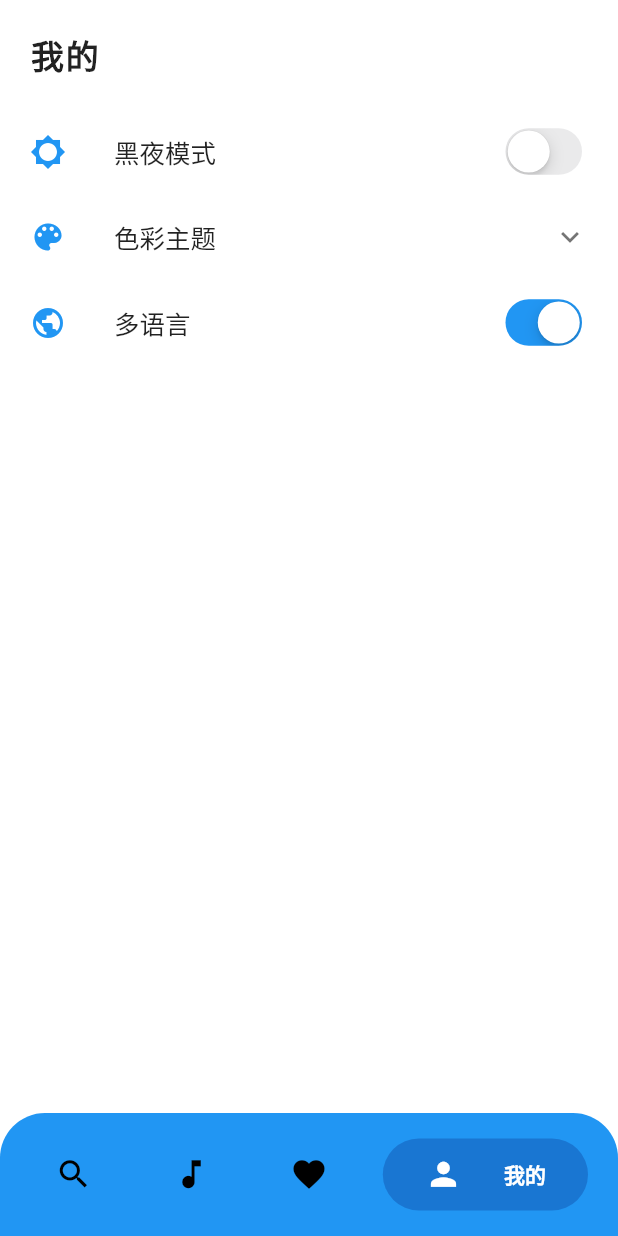
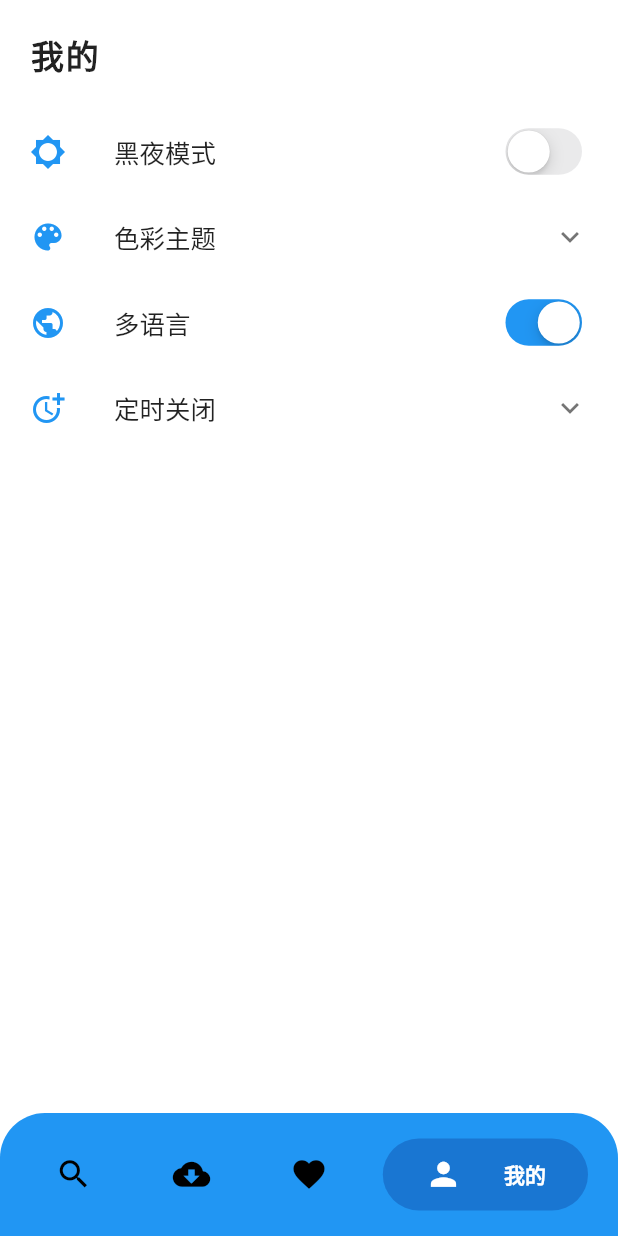
Before and after one commit to jycoast/pure_music, a Flutter app: the screen it shows after launch, swiped to page 4, on a phone screen of 412 x 824 dp. Run offline on Flutter 3.47's test engine with Material 2 defaults, Android fonts, the phone set to English and light mode, and no system bars; drawn by our look-alikes of bubble_bottom_bar, pull_to_refresh; our stand-ins replace audioplayers, cached_network_image, dio, font_awesome_flutter, localstorage, oktoast and 3 more; network calls fail; Roboto replaces fonts that are missing (system).

Commit message:
feature:增加定时关闭的功能

```diff
--- a/lib/config/apis/http_request.dart
+++ b/lib/config/apis/http_request.dart
@@ -5,6 +5,7 @@ import 'package:http/http.dart' as http;
 
 typedef RequestCallBack = void Function(Map data);
 
+/// 暂时没有用到
 class HttpRequest {
   static requestGET (
       String authority, String unencodedPath, RequestCallBack callBack,
--- a/lib/model/download_model.dart
+++ b/lib/model/download_model.dart
@@ -24,7 +24,7 @@ class DownloadListModel extends ViewStateListModel<Song> {
     await localStorage.ready;
     List<Song> downloadList =
         (localStorage.getItem(kDownloadList) ?? []).map<Song>((item) {
-      return Song.fromJsonMap(item);
+      return Song.fromJsonMap2(item);
     }).toList();
     downloadModel.setDownloads(downloadList);
     setIdle();
@@ -58,7 +58,6 @@ class DownloadModel with ChangeNotifier {
     final dir = await getApplicationDocumentsDirectory();
     setDirectoryPath(dir.path);
     final file = File('${dir.path}/${s.songid}.mp3');
-
     if (await file.exists()) {
       return;
     }
--- a/lib/model/favorite_model.dart
+++ b/lib/model/favorite_model.dart
@@ -17,7 +17,7 @@ class FavoriteListModel extends ViewStateListModel<Song> {
     await localStorage.ready;
     List<Song> favoriteList =
         (localStorage.getItem(kFavoriteList) ?? []).map<Song>((item) {
-      return Song.fromJsonMap(item);
+      return Song.fromJsonMap2(item);
     }).toList();
     favoriteModel.setFavorites(favoriteList);
     setIdle();
--- a/lib/model/song_model.dart
+++ b/lib/model/song_model.dart
@@ -1,8 +1,8 @@
 import 'dart:math';
 import 'package:audioplayers/audioplayers.dart';
 import 'package:flutter/material.dart';
+import 'package:flutter_music_app/config/apis/api.dart';
 import 'package:flutter_music_app/provider/view_state_refresh_list_model.dart';
-import 'package:flutter_music_app/service/base_repository.dart';
 
 class SongListModel extends ViewStateRefreshListModel<Song> {
   final String input;
@@ -11,7 +11,7 @@ class SongListModel extends ViewStateRefreshListModel<Song> {
 
   @override
   Future<List<Song>> loadData({int pageNum}) async {
-    return await BaseRepository.fetchSongList(input, pageNum);
+    return API.searchBykeyWord(input, pn: 1);
   }
 }
 
@@ -159,4 +159,14 @@ class Song {
     data['pic'] = pic;
     return data;
   }
+  /// TODO 优化映射模型
+  Song.fromJsonMap2(Map<String, dynamic> map)
+      : type = map["type"].toString(),
+        link = map["link"].toString(),
+        songid = map["songid"].toString(),
+        title = map["title"].toString(),
+        author = map["author"].toString(),
+        lrc = map["lrc"].toString(),
+        url = map["url"].toString(),
+        pic = map["pic"].toString();
 }
--- a/lib/provider/view_state_model.dart
+++ b/lib/provider/view_state_model.dart
@@ -1,9 +1,9 @@
 import 'package:dio/dio.dart';
 import 'package:flutter/material.dart';
-import 'package:flutter_music_app/config/net/api.dart';
 import 'package:flutter_music_app/generated/i18n.dart';
 import 'package:oktoast/oktoast.dart';
 
+import '../config/custom_exception.dart';
 import 'view_state.dart';
 
 class ViewStateModel with ChangeNotifier {
--- a/lib/ui/page/tab/mine_page.dart
+++ b/lib/ui/page/tab/mine_page.dart
@@ -1,3 +1,5 @@
+import 'dart:async';
+import 'dart:io';
 import 'dart:math';
 
 import 'package:flutter/material.dart';
@@ -7,6 +9,7 @@ import 'package:flutter_music_app/model/local_view_model.dart';
 import 'package:flutter_music_app/model/theme_model.dart';
 import 'package:oktoast/oktoast.dart';
 import 'package:provider/provider.dart';
+import 'package:flutter/services.dart';
 
 class MinePage extends StatefulWidget {
   @override
@@ -38,6 +41,8 @@ class _MinePageState extends State<MinePage>
             child: CustomScrollView(
               slivers: <Widget>[
                 UserListWidget(),
+                // 定时关闭                    // ProcessTimelinePage(),
+                // Text('你好')
               ],
             ),
           ),
@@ -71,7 +76,7 @@ class UserListWidget extends StatelessWidget {
               ),
             ),
             trailing: CupertinoSwitch(
-                activeColor: Theme.of(context).accentColor,
+                activeColor: Theme.of(context).colorScheme.secondary,
                 value: Theme.of(context).brightness == Brightness.dark,
                 onChanged: (value) {
                   switchDarkMode(context);
@@ -89,12 +94,13 @@ class UserListWidget extends StatelessWidget {
               color: iconColor,
             ),
             trailing: CupertinoSwitch(
-                activeColor: Theme.of(context).accentColor,
+                activeColor: Theme.of(context).colorScheme.secondary,
                 value: localModel.localeIndex == 0,
                 onChanged: (value) {
                   localModel.switchLocale();
                 }),
           ),
+          SettingTimeWidget()
         ]),
       ),
     );
@@ -160,7 +166,8 @@ class SettingThemeWidget extends StatelessWidget {
                     child: Text(
                       "?",
                       style: TextStyle(
-                          fontSize: 20, color: Theme.of(context).accentColor),
+                          fontSize: 20,
+                          color: Theme.of(context).colorScheme.secondary),
                     ),
                   ),
                 ),
@@ -172,3 +179,79 @@ class SettingThemeWidget extends StatelessWidget {
     );
   }
 }
+
+class SettingTimeState extends State<SettingTimeWidget> {
+  List<String> times = ['不开启', '10分钟', '15分钟', '20分钟', '30分钟'];
+  Timer _timer = null;
+  Timer _countdownTimer = null;
+  double _countdownTime = 0;
+
+  @override
+  Widget build(BuildContext context) {
+    return ExpansionTile(
+      title: Text(S.of(context).closeTime +
+          (_countdownTime.toInt() == 0
+              ? ''
+              : ' (' + _countdownTime.toStringAsFixed(2) + '分钟后关闭)')),
+      leading: Icon(
+        Icons.more_time,
+        color: Theme.of(context).accentColor,
+      ),
+      children: <Widget>[
+        Padding(
+          padding: const EdgeInsets.symmetric(horizontal: 20, vertical: 10),
+          child: Wrap(
+            spacing: 5,
+            runSpacing: 5,
+            children: <Widget>[
+              ...times.map((time) {
+                return ListTile(
+                  title: new Center(
+                      child: new Text(
+                    time,
+                    style: new TextStyle(
+                        fontWeight: FontWeight.w500, fontSize: 16.0),
+                  )),
+                  onTap: () {
+                    if (time == '不开启') {
+                      if (_timer != null && _countdownTimer != null) {
+                        _timer.cancel();
+                        _countdownTimer.cancel();
+                        _countdownTime = 0.0;
+                        print('已取消');
+                      }
+                    } else {
+                      int intTime =
+                          int.parse(time.substring(0, time.indexOf('分')));
+                      // TODO showToast('$intTime分钟后将被关闭', position: ToastPosition.bottom);
+                      print('$intTime分钟后将被关闭');
+                      _timer = Timer(Duration(minutes: intTime), () {
+                        //到时回调
+                        print('应用即将关闭：' + DateTime.now().toString());
+                        SystemNavigator.pop();
+                      });
+                      _countdownTime = intTime.toDouble();
+                      // 定时更新当前时间的 _countdownTime 字符串
+                      _countdownTimer =
+                          Timer.periodic(Duration(milliseconds: 500), (timer) {
+                        setState(() {
+                          this._countdownTime = _countdownTime - 0.005;
+                        });
+                      });
+                    }
+                    setState(() {});
+                  },
+                );
+              }).toList(),
+            ],
+          ),
+        ),
+      ],
+    );
+  }
+}
+
+class SettingTimeWidget extends StatefulWidget {
+  @override
+  createState() => SettingTimeState();
+}
--- a/lib/ui/page/tab/music_page.dart
+++ b/lib/ui/page/tab/music_page.dart
@@ -26,7 +26,7 @@ class _MusicPageState extends State<MusicPage>
     final dir = await getApplicationDocumentsDirectory();
     List<FileSystemEntity> files = dir.listSync();
     for (var file in files) {
-      print(file.path);
+      print('文件路径:' + file.path);
     }
     setState(() {});
   }
--- a/lib/ui/page/tab/tab_navigator.dart
+++ b/lib/ui/page/tab/tab_navigator.dart
@@ -92,11 +92,11 @@ class _TabNavigatorState extends State<TabNavigator> {
             BubbleBottomBarItem(
               backgroundColor: Theme.of(context).primaryColorDark,
               icon: Icon(
-                Icons.music_note,
+                Icons.cloud_download_rounded,
                 size: 25.0,
               ),
               activeIcon: Icon(
-                Icons.music_note,
+                Icons.cloud_download_rounded,
                 size: 25.0,
                 color: Colors.white,
               ),
--- a/lib/ui/widget/player_carousel.dart
+++ b/lib/ui/widget/player_carousel.dart
@@ -144,7 +144,7 @@ class PlayerState extends State<Player> {
     if (_downloadData.isDownload(s)) {
       url = _downloadData.getDirectoryPath + '/${s.songid}.mp3';
     } else {
-      url = await getSongUrl(s);
+      url = await API.getSongUrl(s);
       print('获取播放地址: ' + url);
     }
     if (url == _songData.url) {
--- a/pubspec.yaml
+++ b/pubspec.yaml
@@ -42,6 +42,8 @@ dependencies:
   http: ^0.11.3+17
   path_provider: ^1.1.0
   change_notifier: ^0.24.0
+  timelines: ^0.1.0
+  font_awesome_flutter: ^10.4.0
 dev_dependencies:
   flutter_test:
     sdk: flutter
```
Also changed, not shown: lib/config/apis/api.dart (+25 -11 lines), lib/config/apis/mock_request.dart (deleted, +0 -39 lines), lib/config/custom_exception.dart (added, +21 -0 lines), lib/config/net/api.dart (deleted, +0 -98 lines), lib/config/net/base_api.dart (deleted, +0 -61 lines), lib/model/home_model.dart (+3 -4 lines), lib/service/base_repository.dart (deleted, +0 -16 lines), lib/ui/widget/process_timeline_page.dart (added, +253 -0 lines), lib/generated/i18n.dart, pubspec.lock.
